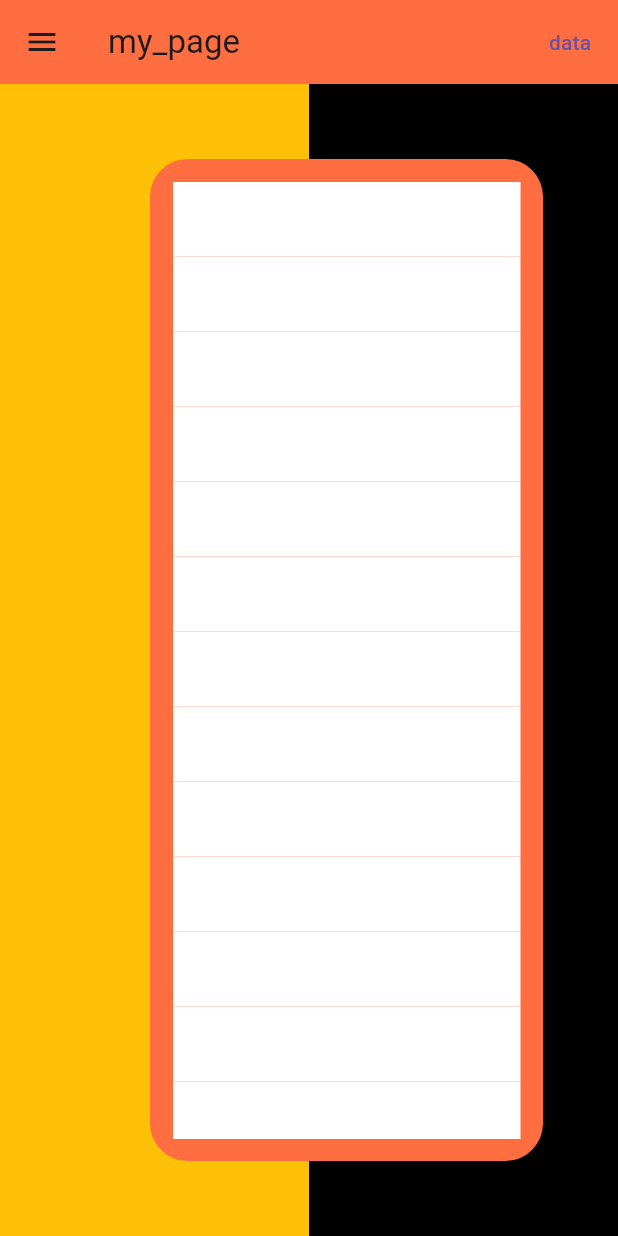
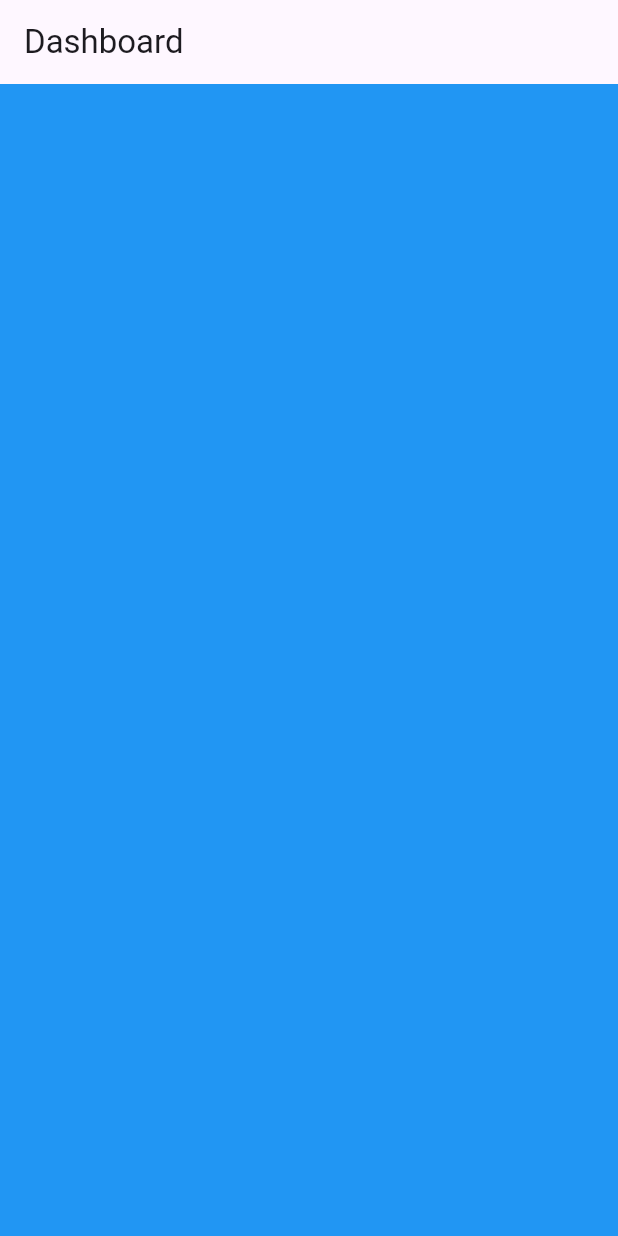
Before and after one commit to Jesus123J/my_page_app_project, a Flutter app: the screen it shows after launch, on a phone screen of 412 x 824 dp. Run offline on Flutter 3.47's test engine with Material 3 defaults, Android fonts, the phone set to English and light mode, and no system bars; our stand-ins replace get.

```diff
--- /dev/null
+++ b/my_page/lib/core/app_pages.dart
@@ -0,0 +1,19 @@
+
+import 'package:get/get.dart';
+import 'package:my_page/core/app_routes.dart';
+import 'package:my_page/features/about/DashboardBindings.dart';
+import 'package:my_page/features/about/ui/dashboard_page.dart';
+
+abstract class App_Pages {
+
+  static final List<GetPage> pages = [
+
+      GetPage(
+          name: App_Routes.home,
+          page: () =>  DashboardPage(),
+          binding: DashboardBindings(),
+      ),
+    GetPage(name: App_Routes.dashboard , page: () =>   DashboardPage() , binding:  DashboardBindings())
+
+  ];
+}
--- a/my_page/lib/core/app_routes.dart
+++ b/my_page/lib/core/app_routes.dart
@@ -0,0 +1,10 @@
+
+abstract class App_Routes {
+    static const routeAbsolute = "/my_page";
+
+
+    // routes client and user
+    static const home = "/home";
+    static const dashboard = "/home/client";
+    static const inventory = "/inventory";
+}
--- /dev/null
+++ b/my_page/lib/features/about/DashboardBindings.dart
@@ -0,0 +1,11 @@
+
+import 'package:get/get.dart';
+import 'package:my_page/features/about/controller_dasbhoard.dart';
+
+class DashboardBindings extends Bindings {
+
+  @override
+  void dependencies() {
+     Get.lazyPut(() => ControllerDashboard());
+  }
+}
--- /dev/null
+++ b/my_page/lib/features/about/controller_dasbhoard.dart
@@ -0,0 +1,10 @@
+
+import 'package:get/get.dart';
+
+class ControllerDashboard extends GetxController {
+
+    ControllerDashboard(){
+
+    }
+
+}
--- a/my_page/lib/features/about/dashboard.dart
+++ /dev/null
@@ -1,21 +0,0 @@
-
-import 'package:flutter/material.dart';
-
-class Dashboard extends StatefulWidget{
-  const Dashboard({super.key});
-
-
-  @override
-  State<Dashboard> createState() => _DashboardState();
-}
-
-class _DashboardState extends State<Dashboard> {
-   String component  = "";
-
-  @override
-  Widget build(BuildContext context) {
-     return Expanded(child: Container(
-        color: Colors.black,
-     ));
-  }
-}
--- /dev/null
+++ b/my_page/lib/features/about/ui/dashboard_page.dart
@@ -0,0 +1,24 @@
+
+import 'package:flutter/cupertino.dart';
+import 'package:flutter/material.dart';
+import 'package:get/get.dart';
+import 'package:my_page/features/about/controller_dasbhoard.dart';
+
+class DashboardPage extends StatelessWidget {
+
+  @override
+  Widget build(BuildContext context) {
+     return GetBuilder<ControllerDashboard>(
+         builder: (_) => Scaffold(
+           appBar: AppBar(title: Text("Dashboard")),
+           body: Column( // ✅ Usamos Column en lugar de Stack
+             children: [
+               Expanded(
+                 child: Container(color: Colors.blue),
+               ),
+             ],
+           ),
+         )
+     );
+  }
+}
--- /dev/null
+++ b/my_page/lib/features/about/ui/not_found.dart
@@ -0,0 +1,30 @@
+import 'package:flutter/material.dart';
+import 'package:get/get.dart';
+import 'package:my_page/core/app_routes.dart';
+
+class NotFoundPage extends StatelessWidget {
+  @override
+  Widget build(BuildContext context) {
+    return Scaffold(
+      body: Center(
+        child: Column(
+          mainAxisAlignment: MainAxisAlignment.center,
+          children: [
+            Icon(Icons.error, color: Colors.red, size: 80),
+            SizedBox(height: 20),
+            Text("Error 404", style: TextStyle(fontSize: 24, fontWeight: FontWeight.bold)),
+            Text("La página que buscas no existe", style: TextStyle(fontSize: 16)),
+            SizedBox(height: 20),
+            ElevatedButton(
+              onPressed: () {
+                // 🔥 Reemplaza la navegación y elimina el botón de retroceso
+                Get.offAllNamed(App_Routes.home);
+              },
+              child: Text("Ir al inicio"),
+            ),
+          ],
+        ),
+      ),
+    );
+  }
+}
--- a/my_page/lib/main.dart
+++ b/my_page/lib/main.dart
@@ -1,7 +1,10 @@
 import 'package:flutter/material.dart';
-import 'package:my_page/features/about/dashboard.dart';
+import 'package:get/get.dart';
+import 'package:my_page/core/app_pages.dart';
+import 'package:my_page/core/app_routes.dart';
+import 'package:my_page/features/about/ui/not_found.dart';
+void main() {
 
-void main() {
   runApp( MyApp());
 }
 
@@ -9,126 +12,20 @@ class MyApp extends StatelessWidget {
 
 
 
-   @override
+  @override
   Widget build(BuildContext context) {
-     return MaterialApp(
-       debugShowCheckedModeBanner: false,
+     return GetMaterialApp(
+        title: "My page",
 
-       home: Scaffold(
-           appBar: AppBar(
-             backgroundColor: Colors.deepOrangeAccent,
-             title: Text("my_page"),
-             actions: [
-                TextButton(onPressed: () => {}, child: Text("data"))
-             ],
-           ),
-           drawer: Drawer(
-              child: ListView(
-                 children: [
-                   DrawerHeader(
-                     decoration: BoxDecoration(color: Colors.blue),
-                     child: Text('Encabezado del Drawer'),
-                   ),
-                   ListTile(
-                     title: Text('Opción 1'),
-                     onTap: () {},
-                   ),
-                   ListTile(
-                     title: Text('Opción 2'),
-                     onTap: () {},
-                   ),
-                 ],
-              ),
-           ),
-           body: Stack(
-              children: [
-                Row(
-                  children: [
-                    Expanded(child: Container( color: Colors.amber,)),
-                    Expanded(child: Container(color: Colors.black),)],
-                ),
-                Positioned( left: 100, right:50 , top: 50, bottom: 50, child: Container(
-                    width: 500,
-                    height: 500,
-                    decoration: BoxDecoration(
-                        color: Colors.deepOrangeAccent,
-                       borderRadius: BorderRadius.circular(25)
-                    ),
-                    child: Padding(padding: EdgeInsetsDirectional.symmetric(vertical: 15 , horizontal: 15),
-                     child: ListView(
-                        children: [
-                      Container(
-                      width: 50,
-                      height: 50 , color: Colors.white,),
-
-                          Container(
-                            width: 50,
-                            height: 50 , color: Colors.white,),
-                          Container(
-                            width: 50,
-                            height: 50 , color: Colors.white,),
-                          Container(
-                            width: 50,
-                            height: 50 , color: Colors.white,),
-                          Container(
-                            width: 50,
-                            height: 50 , color: Colors.white,),
-                          Container(
-                            width: 50,
-                            height: 50 , color: Colors.white,),
-                          Container(
-                            width: 50,
-                            height: 50 , color: Colors.white,),
-                          Container(
-                            width: 50,
-                            height: 50 , color: Colors.white,),
-                          Container(
-                            width: 50,
-                            height: 50 , color: Colors.white,),
-                          Container(
-                            width: 50,
-                            height: 50 , color: Colors.white,),
-                          Container(
-                            width: 50,
-                            height: 50 , color: Colors.white,),
-                          Container(
-                            width: 50,
-                            height: 50 , color: Colors.white,),
-                          Container(
-                            width: 50,
-                            height: 50 , color: Colors.white,),
-                          Container(
-                            width: 50,
-                            height: 50 , color: Colors.white,),
-                          Container(
-                            width: 50,
-                            height: 50 , color: Colors.white,),
-                          Container(
-                            width: 50,
-                            height: 50 , color: Colors.white,),
-                          Container(
-                            width: 50,
-                            height: 50 , color: Colors.white,),
-                          Container(
-                            width: 50,
-                            height: 50 , color: Colors.white,),
-                          Container(
-                            width: 50,
-                            height: 50 , color: Colors.white,),
-                          Container(
-                            width: 50,
-                            height: 50 , color: Colors.white,),
-                          Container(
-                            width: 50,
-                            height: 50 , color: Colors.white,)
-
-                        ],
-                     ))
-                    ),
-                )
-              ],
-           )
-       )
+        initialRoute: App_Routes.home,
+        getPages: App_Pages.pages ,
+       defaultTransition: Transition.noTransition, // Opcional, evita animaciones raras
+       transitionDuration: Duration.zero, // Evita animaciones entre rutas
+       routingCallback: (routing) {
+         if (routing?.current == null) return;
+         print("Ruta actual: ${routing!.current}");
+       },
+        unknownRoute:  GetPage(name: "/not-found", page: () => NotFoundPage()),
      );
   }
 }
--- a/my_page/pubspec.yaml
+++ b/my_page/pubspec.yaml
@@ -30,6 +30,7 @@ environment:
 dependencies:
   flutter:
     sdk: flutter
+  get: ^4.7.2
 
   # The following adds the Cupertino Icons font to your application.
   # Use with the CupertinoIcons class for iOS style icons.
```
Also changed, not shown: my_page/pubspec.lock, 1 other file.
